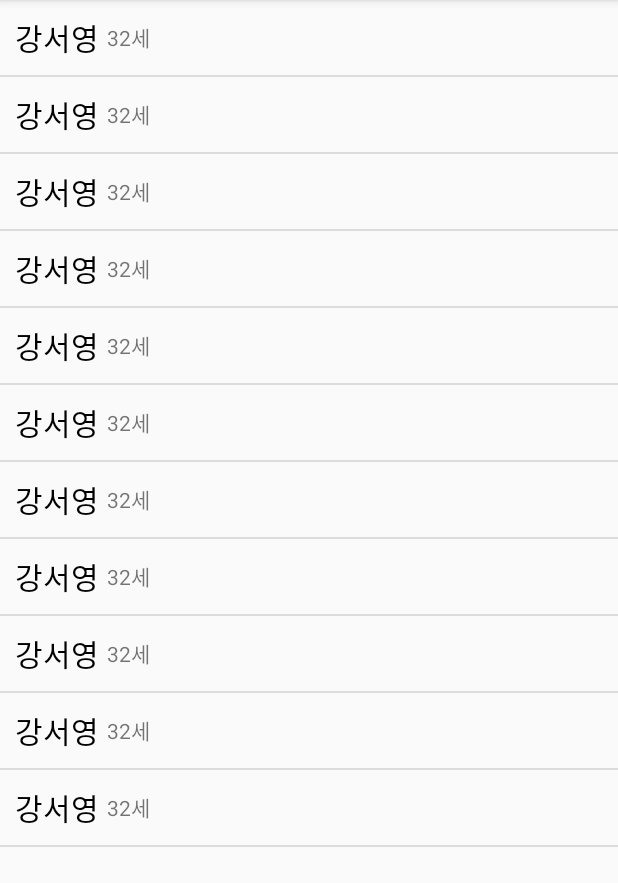
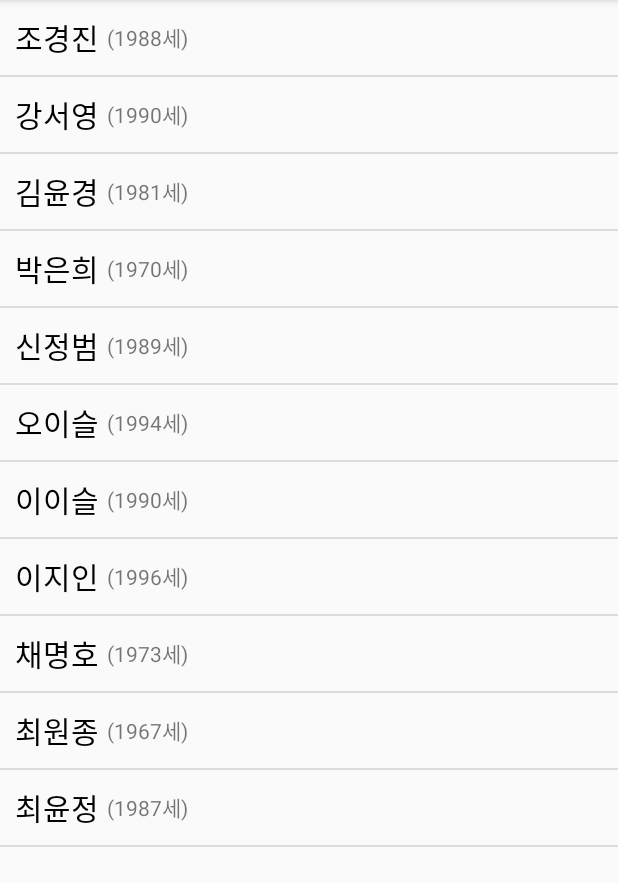
Before and after one commit to seoyeongkang/StudentList_20210221, an Android app: the screen it shows after launch (MainActivity), on a phone screen of 412 x 824 dp, the part 84-967 px from its top. Run offline under Robolectric (Android 15) with nearby library versions, the phone set to English and light mode, and no system bars.

Commit message:
어댑터 - getView 함수 수정 (실 데이터 반영)  - 나이는 아직 제대로 계산되지 않음.

```diff
--- a/app/src/main/java/com/tjoeun/studentlist_20210221/adapters/StudentAdapter.kt
+++ b/app/src/main/java/com/tjoeun/studentlist_20210221/adapters/StudentAdapter.kt
@@ -5,6 +5,7 @@ import android.view.LayoutInflater
 import android.view.View
 import android.view.ViewGroup
 import android.widget.ArrayAdapter
+import android.widget.TextView
 import com.tjoeun.studentlist_20210221.R
 import com.tjoeun.studentlist_20210221.datas.Student
 
@@ -26,6 +27,21 @@ class StudentAdapter(
 
         val row = tempRow!!
 
+//        화면에 뿌려지는 row를 일부 수정하고 나서 => return 되도록
+//        몇번째 줄에 뿌릴 row인지 파악하고 상황에 맞게 가공
+
+//        mList에서 위치(position)에 맞는 학생을 먼저 추출
+        val student = mList[position]
+
+//        row변수(xml모양)에서 => 필요한 텍스트뷰/이미지뷰 등등을 꺼내오자(수기작업)
+        val nameTxt = row.findViewById<TextView>(R.id.nameTxt)
+        val ageTxt = row.findViewById<TextView>(R.id.ageTxt)
+
+//        Student의 값을 => 텍스트뷰들에 반영
+        nameTxt.text = student.name
+        ageTxt.text = "(${student.birthYear}세)"
+
+
         return row
 
     }
--- a/app/src/main/res/layout/student_list_item.xml
+++ b/app/src/main/res/layout/student_list_item.xml
@@ -12,6 +12,7 @@
         android:padding="10dp">
 
         <TextView
+            android:id="@+id/nameTxt"
             android:layout_width="wrap_content"
             android:layout_height="wrap_content"
             android:textSize="20sp"
@@ -19,6 +20,7 @@
             android:textColor="#000000"/>
 
         <TextView
+            android:id="@+id/ageTxt"
             android:layout_width="wrap_content"
             android:layout_height="wrap_content"
             android:layout_marginLeft="5dp"
```
